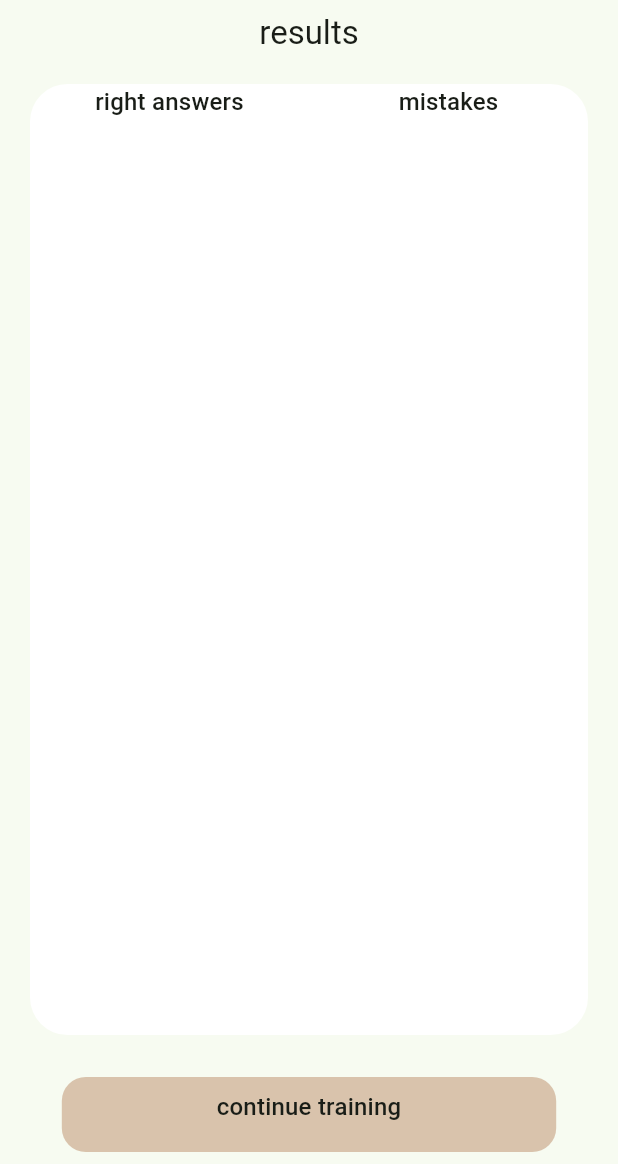
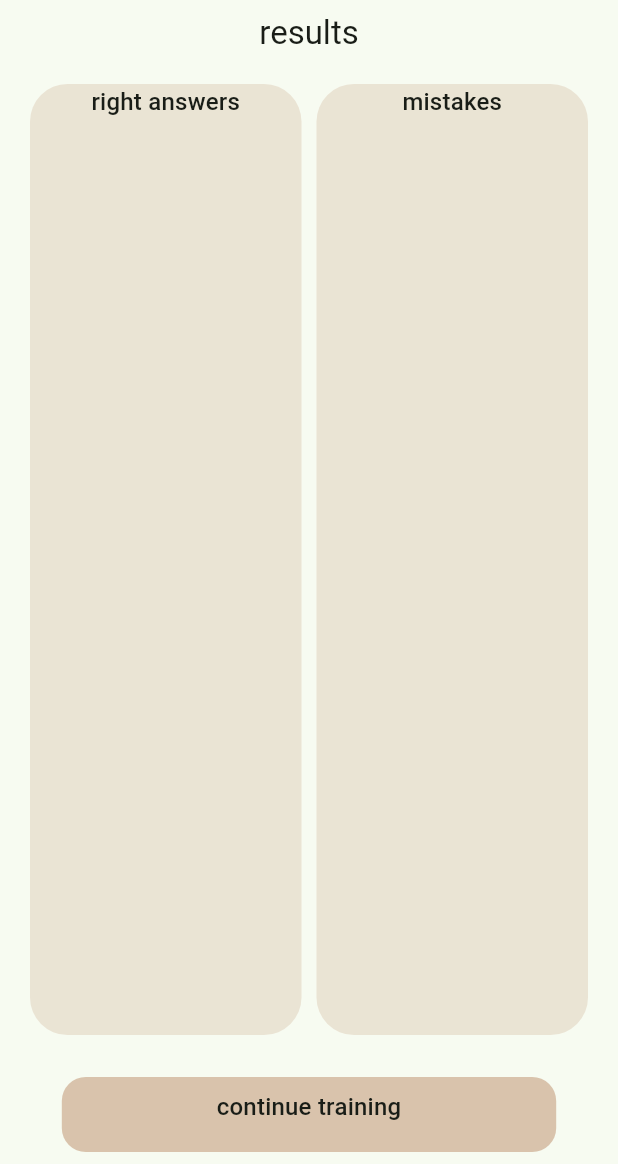
Before and after one commit to lisa-komarova/pro_dictant, a Flutter app: the CardsResultPage screen opened directly with empty values, on a phone screen of 412 x 824 dp, the part 72-1236 px from its top. Run offline on Flutter 3.47's test engine with Material 3 defaults, Android fonts, the phone set to English and light mode, and no system bars; our stand-ins replace auto_size_text, bloc_concurrency, dartz, equatable, flutter_bloc, flutter_heatmap_calendar and 6 more; missing offline and left inert: soundpool, sqlite_bm25, yandex_mobileads; accounts and stored records are empty; generated files the repository leaves out were written again; Roboto replaces fonts that are missing (Hachi Maru Pop).

Commit message:
refactor: change design for cards training result

```diff
--- a/lib/features/trainings/presentation/pages/cards_result_page.dart
+++ b/lib/features/trainings/presentation/pages/cards_result_page.dart
@@ -39,15 +39,17 @@ class CardsResultPage extends StatelessWidget {
           Expanded(
             child: Padding(
               padding: const EdgeInsets.all(20.0),
-              child: Container(
-                decoration: BoxDecoration(
-                  color: Colors.white,
-                  borderRadius: BorderRadius.circular(25),
-                ),
               child: Row(
                 mainAxisSize: MainAxisSize.min,
                 children: [
                   Expanded(
+                    child: Padding(
+                      padding: const EdgeInsets.only(right: 5),
+                      child: Container(
+                        decoration: BoxDecoration(
+                          color: Color(0x6BD9C3AC),
+                          borderRadius: BorderRadius.circular(25),
+                        ),
                         child: Column(
                           children: [
                             SizedBox(
@@ -64,10 +66,16 @@ class CardsResultPage extends StatelessWidget {
                                   itemBuilder: (ctx, index) {
                                     return Column(
                                       children: [
-                                      Text(
+                                        Padding(
+                                          padding: const EdgeInsets.symmetric(
+                                              horizontal: 8.0),
+                                          child: SingleChildScrollView(
+                                            child: Text(
                                               '${correctAnswers[index].source} - ${correctAnswers[index].translation}',
                                               style: const TextStyle(
                                                   color: Color(0xFF85977f)),
+                                            ),
+                                          ),
                                         ),
                                         Image.asset(
                                           'assets/icons/divider.png',
@@ -81,7 +89,16 @@ class CardsResultPage extends StatelessWidget {
                           ],
                         ),
                       ),
+                    ),
+                  ),
                   Expanded(
+                    child: Padding(
+                      padding: const EdgeInsets.only(left: 5),
+                      child: Container(
+                        decoration: BoxDecoration(
+                          color: Color(0x6BD9C3AC),
+                          borderRadius: BorderRadius.circular(25),
+                        ),
                         child: Column(
                           children: [
                             SizedBox(
@@ -98,10 +115,16 @@ class CardsResultPage extends StatelessWidget {
                                   itemBuilder: (ctx, index) {
                                     return Column(
                                       children: [
-                                      Text(
+                                        Padding(
+                                          padding: const EdgeInsets.symmetric(
+                                              horizontal: 8.0),
+                                          child: SingleChildScrollView(
+                                            child: Text(
                                               '${mistakes[index].source} - ${mistakes[index].translation}',
                                               style: const TextStyle(
                                                   color: Color(0xFFB70E0E)),
+                                            ),
+                                          ),
                                         ),
                                         Image.asset(
                                           'assets/icons/divider.png',
@@ -114,9 +137,10 @@ class CardsResultPage extends StatelessWidget {
                             ),
                           ],
                         ),
+                      ),
+                    ),
                   )
                 ],
-                ),
               ),
             ),
           ),
```
Lines whose indentation alone changed are shown as unchanged.
